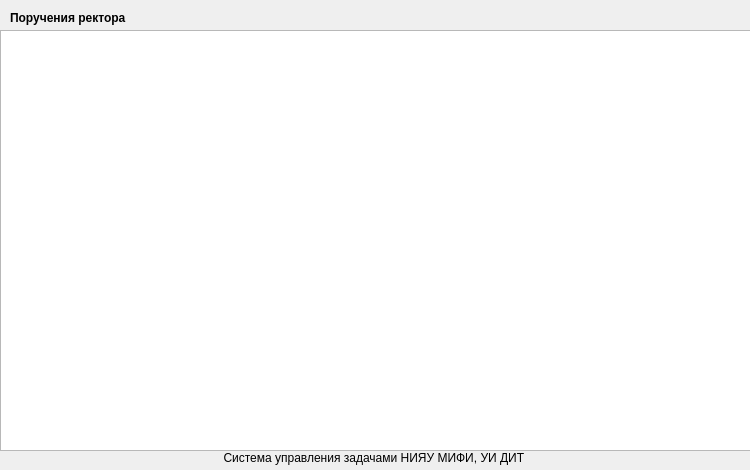
Above: mainwindow-rector.ui from xaionaro/tasks before the change. Below: the same form after it.
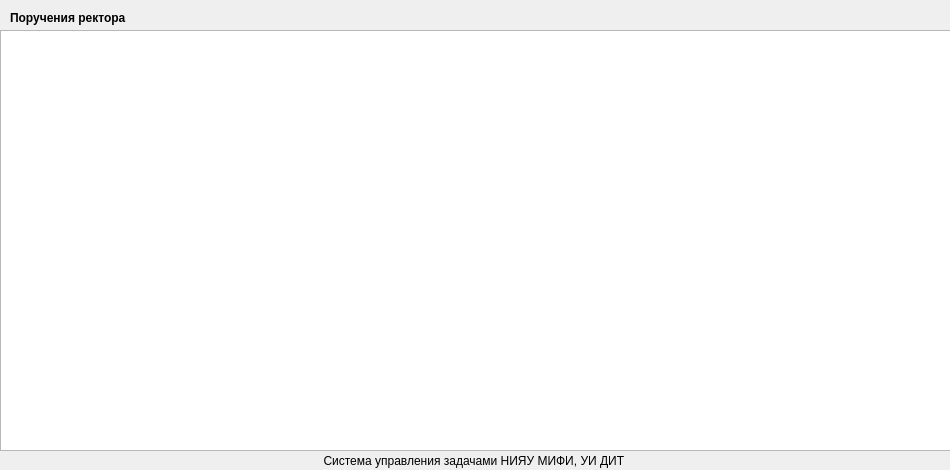
That is the form after the change.

```diff
--- a/mainwindow-rector.ui
+++ b/mainwindow-rector.ui
@@ -6,7 +6,7 @@
    <rect>
     <x>0</x>
     <y>0</y>
-    <width>750</width>
+    <width>950</width>
     <height>470</height>
    </rect>
   </property>
@@ -19,7 +19,7 @@
      <rect>
       <x>0</x>
       <y>30</y>
-      <width>751</width>
+      <width>951</width>
       <height>421</height>
      </rect>
     </property>
@@ -51,8 +51,8 @@
      <rect>
       <x>10</x>
       <y>450</y>
-      <width>731</width>
-      <height>16</height>
+      <width>931</width>
+      <height>21</height>
      </rect>
     </property>
     <property name="text">
```
